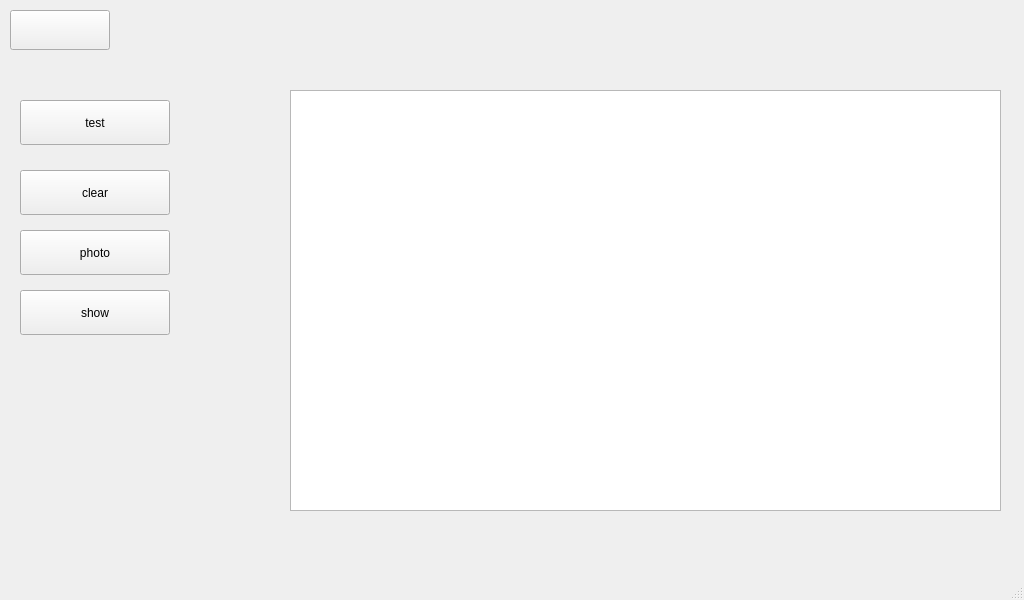
First picture: the form in qt/t507/all_interface_test.ui, repository jizizihe/baijie_demo, before the edit.
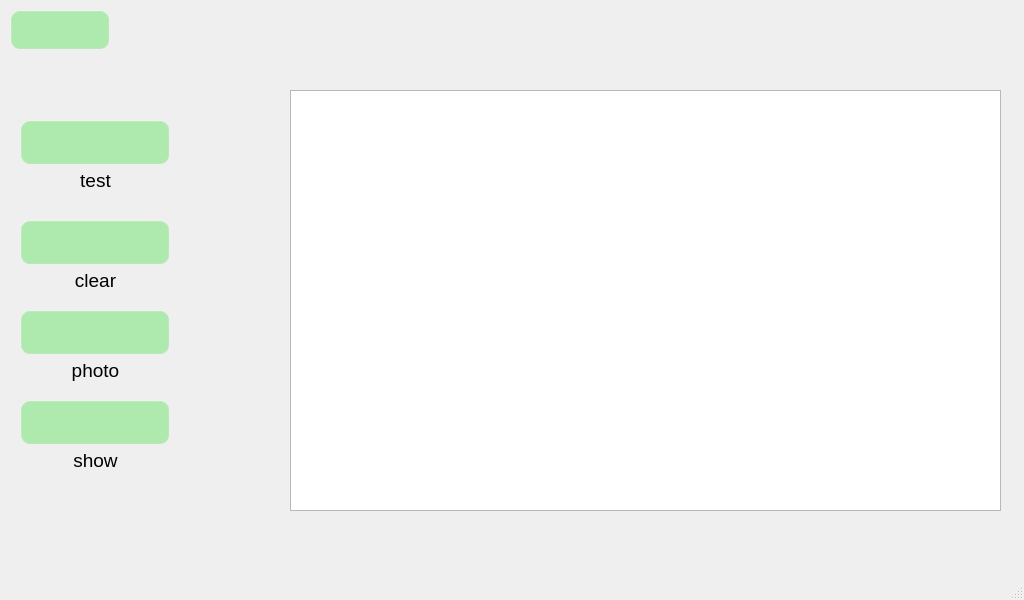
Second picture: the form after the edit. Icons and pictures are not drawn.

Commit message: Adjust the interface

Patch:
```diff
--- a/qt/t507/all_interface_test.ui
+++ b/qt/t507/all_interface_test.ui
@@ -13,6 +13,44 @@
   <property name="windowTitle">
    <string>MainWindow</string>
   </property>
+  <property name="styleSheet">
+   <string notr="true">/****************按钮部件*******************/
+QPushButton{
+     background-color: rgba(100, 225, 100, 120);/*背景色*/
+     border-style: outset; /*边框样式*/
+     border-width:  2px;  /*边框宽度为4像素*/
+     border-radius: 10px; /*边框圆角半径*/
+     border-color: rgba(255, 225, 255, 30);/*边框颜色*/
+     font: bold 25px;/*字体*/
+     color:rgba(0, 0, 0, 100);/*字体颜色*/
+     padding: 6px; /*填衬*/
+	outline: none; /*去掉按钮的虚线框*/
+}
+
+QPushButton:hover{ /*鼠标悬停在按钮上时*/
+        background-color:rgba(100,255,100, 100);
+        border-color: rgba(255, 225, 255, 200);
+        color:rgba(0, 0, 0, 200);
+}
+
+QPushButton:pressed { /*按钮被按下时*/
+     background-color:rgba(100,255,100, 200);
+     border-color: rgba(255, 225, 255, 30);
+     border-style: inset;
+     color:rgba(0, 0, 0, 100);
+}
+
+/****************滑块部件*******************/
+
+
+QSlider::handle:horizontal { /*水平滑块的手柄*/
+        image: url(:/image/sliderHandle.png);
+ }
+
+QSlider::sub-page:horizontal { /*水平滑块手柄以前的部分*/
+        border-image: url(:/image/slider.png);/*边框图片*/
+ }</string>
+  </property>
   <widget class="QWidget" name="centralwidget">
    <widget class="QPushButton" name="return_2">
     <property name="geometry">
@@ -23,6 +61,9 @@
       <height>40</height>
      </rect>
     </property>
+    <property name="styleSheet">
+     <string notr="true"/>
+    </property>
     <property name="text">
      <string/>
     </property>
@@ -31,18 +72,37 @@
       <normalon>:/t507_button_image/return.png</normalon>
      </iconset>
     </property>
+    <property name="iconSize">
+     <size>
+      <width>32</width>
+      <height>32</height>
+     </size>
+    </property>
    </widget>
    <widget class="QPushButton" name="test">
     <property name="geometry">
      <rect>
       <x>20</x>
-      <y>100</y>
+      <y>120</y>
       <width>150</width>
       <height>45</height>
      </rect>
     </property>
+    <property name="styleSheet">
+     <string notr="true"/>
+    </property>
     <property name="text">
-     <string>test</string>
+     <string/>
+    </property>
+    <property name="icon">
+     <iconset>
+      <normaloff>:/t507_button_image/all/test.png</normaloff>:/t507_button_image/all/test.png</iconset>
+    </property>
+    <property name="iconSize">
+     <size>
+      <width>32</width>
+      <height>32</height>
+     </size>
     </property>
    </widget>
    <widget class="QTextEdit" name="textEdit">
@@ -62,33 +122,59 @@
     <property name="geometry">
      <rect>
       <x>20</x>
-      <y>170</y>
+      <y>220</y>
       <width>150</width>
       <height>45</height>
      </rect>
     </property>
+    <property name="styleSheet">
+     <string notr="true"/>
+    </property>
     <property name="text">
-     <string>clear</string>
+     <string/>
+    </property>
+    <property name="icon">
+     <iconset>
+      <normaloff>:/t507_button_image/serial/clean.png</normaloff>:/t507_button_image/serial/clean.png</iconset>
+    </property>
+    <property name="iconSize">
+     <size>
+      <width>32</width>
+      <height>32</height>
+     </size>
     </property>
    </widget>
    <widget class="QPushButton" name="pushButton_3">
     <property name="geometry">
      <rect>
       <x>20</x>
-      <y>230</y>
+      <y>310</y>
       <width>150</width>
       <height>45</height>
      </rect>
     </property>
+    <property name="styleSheet">
+     <string notr="true"/>
+    </property>
     <property name="text">
-     <string>photo</string>
+     <string/>
+    </property>
+    <property name="icon">
+     <iconset>
+      <normaloff>:/t507_button_image/all/photo.png</normaloff>:/t507_button_image/all/photo.png</iconset>
+    </property>
+    <property name="iconSize">
+     <size>
+      <width>32</width>
+      <height>32</height>
+     </size>
     </property>
    </widget>
    <widget class="QLabel" name="image">
     <property name="geometry">
      <rect>
-      <x>40</x>
-      <y>370</y>
+      <x>760</x>
+      <y>330</y>
       <width>240</width>
       <height>180</height>
      </rect>
@@ -101,14 +187,111 @@
     <property name="geometry">
      <rect>
       <x>20</x>
-      <y>290</y>
+      <y>400</y>
       <width>150</width>
       <height>45</height>
      </rect>
+    </property>
+    <property name="styleSheet">
+     <string notr="true"/>
+    </property>
+    <property name="text">
+     <string/>
+    </property>
+    <property name="icon">
+     <iconset>
+      <normaloff>:/t507_button_image/all/show.png</normaloff>:/t507_button_image/all/show.png</iconset>
+    </property>
+    <property name="iconSize">
+     <size>
+      <width>32</width>
+      <height>32</height>
+     </size>
+    </property>
+   </widget>
+   <widget class="QLabel" name="label">
+    <property name="geometry">
+     <rect>
+      <x>25</x>
+      <y>160</y>
+      <width>141</width>
+      <height>41</height>
+     </rect>
+    </property>
+    <property name="font">
+     <font>
+      <pointsize>14</pointsize>
+     </font>
+    </property>
+    <property name="text">
+     <string>test</string>
+    </property>
+    <property name="alignment">
+     <set>Qt::AlignCenter</set>
+    </property>
+   </widget>
+   <widget class="QLabel" name="label_2">
+    <property name="geometry">
+     <rect>
+      <x>25</x>
+      <y>260</y>
+      <width>141</width>
+      <height>41</height>
+     </rect>
+    </property>
+    <property name="font">
+     <font>
+      <pointsize>14</pointsize>
+     </font>
+    </property>
+    <property name="text">
+     <string>clear</string>
+    </property>
+    <property name="alignment">
+     <set>Qt::AlignCenter</set>
+    </property>
+   </widget>
+   <widget class="QLabel" name="label_3">
+    <property name="geometry">
+     <rect>
+      <x>25</x>
+      <y>350</y>
+      <width>141</width>
+      <height>41</height>
+     </rect>
+    </property>
+    <property name="font">
+     <font>
+      <pointsize>14</pointsize>
+     </font>
+    </property>
+    <property name="text">
+     <string>photo</string>
+    </property>
+    <property name="alignment">
+     <set>Qt::AlignCenter</set>
+    </property>
+   </widget>
+   <widget class="QLabel" name="label_4">
+    <property name="geometry">
+     <rect>
+      <x>25</x>
+      <y>440</y>
+      <width>141</width>
+      <height>41</height>
+     </rect>
+    </property>
+    <property name="font">
+     <font>
+      <pointsize>14</pointsize>
+     </font>
     </property>
     <property name="text">
      <string>show</string>
     </property>
+    <property name="alignment">
+     <set>Qt::AlignCenter</set>
+    </property>
    </widget>
   </widget>
   <widget class="QMenuBar" name="menubar">
```
Left out of the diff: 11 changed lines with no effect on the pictures. The commit also changes 57 other files.
